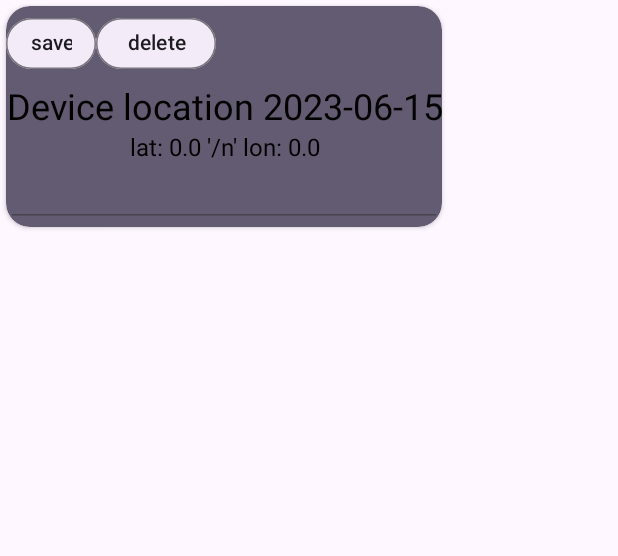
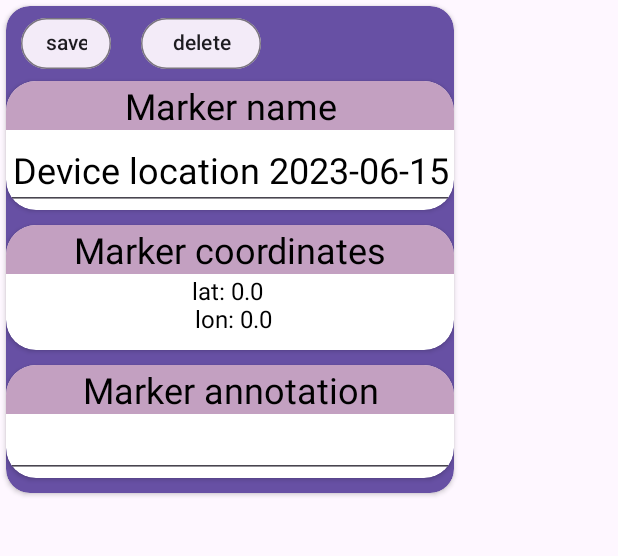
Before and after one commit to rodionusmanov/SobesGBUsmMap, an Android app: the screen it shows after launch (MainActivity), after a tap on "Marker list", on a phone screen of 412 x 824 dp, the part 96-652 px from its top. Run offline under Robolectric (Android 15) with nearby library versions, the phone set to English and light mode, and no system bars; our stand-ins replace Room's generated code.

Commit message:
1 ДЗ. Реализовал редактирование и удаление маркеров на фрагменте со списком маркеров.

```diff
--- /dev/null
+++ b/app/src/main/java/com/example/sobesgbusmmap/IonBackPressed.kt
@@ -0,0 +1,5 @@
+package com.example.sobesgbusmmap
+
+interface IonBackPressed {
+    fun onBackPressed(): Boolean
+}
--- a/app/src/main/java/com/example/sobesgbusmmap/model/repository/IMarkersRepository.kt
+++ b/app/src/main/java/com/example/sobesgbusmmap/model/repository/IMarkersRepository.kt
@@ -1,7 +1,6 @@
 package com.example.sobesgbusmmap.model.repository
 
 import com.example.sobesgbusmmap.model.room.MarkerData
-import com.example.sobesgbusmmap.model.room.MarkersEntity
 
 interface IMarkersRepository {
     suspend fun insertNewMarkerToData(markerData: MarkerData)
--- a/app/src/main/java/com/example/sobesgbusmmap/model/room/MarkerData.kt
+++ b/app/src/main/java/com/example/sobesgbusmmap/model/room/MarkerData.kt
@@ -1,7 +1,4 @@
 package com.example.sobesgbusmmap.model.room
-
-import androidx.room.ColumnInfo
-import com.google.android.gms.maps.model.LatLng
 
 data class MarkerData(
     val markerId: Long,
--- a/app/src/main/java/com/example/sobesgbusmmap/model/room/MarkersEntity.kt
+++ b/app/src/main/java/com/example/sobesgbusmmap/model/room/MarkersEntity.kt
@@ -4,7 +4,6 @@ import androidx.room.ColumnInfo
 import androidx.room.Entity
 import androidx.room.Index
 import androidx.room.PrimaryKey
-import com.google.android.gms.maps.model.LatLng
 
 @Entity(tableName = "markers_table", indices = [Index("id")])
 data class MarkersEntity(
--- /dev/null
+++ b/app/src/main/java/com/example/sobesgbusmmap/utils/Constants.kt
@@ -0,0 +1,3 @@
+package com.example.sobesgbusmmap.utils
+
+const val REQUEST_CODE_LOCATION = 666
--- /dev/null
+++ b/app/src/main/java/com/example/sobesgbusmmap/view/map/IRefreshMarkers.kt
@@ -0,0 +1,5 @@
+package com.example.sobesgbusmmap.view.map
+
+interface IRefreshMarkers {
+    fun refreshMarkers()
+}
--- a/app/src/main/java/com/example/sobesgbusmmap/view/map/MapFragment.kt
+++ b/app/src/main/java/com/example/sobesgbusmmap/view/map/MapFragment.kt
@@ -12,15 +12,16 @@ import android.view.LayoutInflater
 import android.view.MenuItem
 import android.view.View
 import android.view.ViewGroup
+import android.widget.Toast
 import androidx.appcompat.app.AlertDialog
 import androidx.core.app.ActivityCompat
 import androidx.core.content.ContextCompat
 import androidx.fragment.app.Fragment
-import androidx.lifecycle.Observer
 import com.example.sobesgbusmmap.R
 import com.example.sobesgbusmmap.databinding.MapFragmentBinding
 import com.example.sobesgbusmmap.model.Dependencies
 import com.example.sobesgbusmmap.model.room.MarkerData
+import com.example.sobesgbusmmap.utils.REQUEST_CODE_LOCATION
 import com.example.sobesgbusmmap.view.markerList.MarkerListFragment
 import com.example.sobesgbusmmap.viewModel.map.MapViewModel
 import com.google.android.gms.maps.CameraUpdateFactory
@@ -36,7 +37,6 @@ import java.time.LocalDateTime
 
 
 class MapFragment : Fragment() {
-
     private val viewModel by lazy { MapViewModel(Dependencies.markersRepository) }
 
     private lateinit var map: GoogleMap
@@ -54,9 +54,6 @@ class MapFragment : Fragment() {
                 "click marker ${LocalDateTime.now()}"
             )
         }
-//        val sydney = LatLng(-34.0, 151.0)
-//        googleMap.addMarker(MarkerOptions().position(sydney).title("Marker in Sydney"))
-//        googleMap.moveCamera(CameraUpdateFactory.newLatLng(sydney))
         googleMap.uiSettings.isZoomControlsEnabled = true
     }
 
@@ -79,7 +76,7 @@ class MapFragment : Fragment() {
     }
 
     private fun initMarkerList() {
-        viewModel.getAllMarkers().observe(viewLifecycleOwner, Observer { returnedData ->
+        viewModel.getAllMarkers().observe(viewLifecycleOwner) { returnedData ->
             markersList = returnedData
             if (markersList.isNotEmpty()) {
                 markersList.forEach {
@@ -89,7 +86,7 @@ class MapFragment : Fragment() {
                     )
                 }
             }
-        })
+        }
     }
 
     private fun initMap() {
@@ -111,12 +108,12 @@ class MapFragment : Fragment() {
 
         R.id.set_marker_on_device_location -> {
             if (checkLocationPermission()) {
-                setMarker(getLocation(), "Device location ${LocalDate.now().toString()}")
+                setMarker(getLocation(), "Device location ${LocalDate.now()}")
                 insertMarkerFromClick(
-                    (getLocation().latitude + getLocation().longitude).toLong(),
+                    (getLocation().latitude * getLocation().longitude).toLong(),
                     getLocation().latitude,
                     getLocation().longitude,
-                    "Device location ${LocalDate.now().toString()}"
+                    "Device location ${LocalDate.now()}"
                 )
             } else {
                 showSnackbarNoGPSPermission()
@@ -128,8 +125,7 @@ class MapFragment : Fragment() {
             requireActivity()
                 .supportFragmentManager
                 .beginTransaction()
-                .hide(this)
-                .add(R.id.container, MarkerListFragment())
+                .replace(R.id.container, MarkerListFragment(callbackRefreshMarkers))
                 .addToBackStack(null)
                 .commit()
             true
@@ -251,13 +247,18 @@ class MapFragment : Fragment() {
         }
     }
 
-    private val REQUEST_CODE_LOCATION = 666
 
     private fun permissionRequest(permission: String) {
         requestPermissions(arrayOf(permission), REQUEST_CODE_LOCATION)
     }
 
     private fun insertMarkerFromClick(id: Long, lat: Double, lng: Double, name: String) {
+        checkMarkerIsExistedAndInsert(id, lat, lng, name)
+    }
+
+    private fun checkMarkerIsExistedAndInsert(id: Long, lat: Double, lng: Double, name: String) {
+        viewModel.checkMarkerWithAskedId(id).observe(viewLifecycleOwner) {
+            if (!it) {
                 viewModel.insertNewMarker(
                     id,
                     name,
@@ -265,5 +266,17 @@ class MapFragment : Fragment() {
                     lng,
                     ""
                 )
+            } else {
+                Toast.makeText(requireContext(), "Marker is existed already", Toast.LENGTH_SHORT)
+                    .show()
             }
         }
+    }
+
+    private val callbackRefreshMarkers = object : IRefreshMarkers {
+        override fun refreshMarkers() {
+            map.clear()
+        }
+    }
+
+}
--- /dev/null
+++ b/app/src/main/java/com/example/sobesgbusmmap/view/markerList/ISaveMarkerChanges.kt
@@ -0,0 +1,7 @@
+package com.example.sobesgbusmmap.view.markerList
+
+import com.example.sobesgbusmmap.model.room.MarkerData
+
+interface ISaveMarkerChanges {
+    fun saveChanges(markerData: MarkerData, position:Int)
+}
--- a/app/src/main/java/com/example/sobesgbusmmap/view/markerList/MarkerListAdapter.kt
+++ b/app/src/main/java/com/example/sobesgbusmmap/view/markerList/MarkerListAdapter.kt
@@ -8,11 +8,12 @@ import com.example.sobesgbusmmap.databinding.MarkerListItemBinding
 import com.example.sobesgbusmmap.model.room.MarkerData
 
 class MarkerListAdapter(
-    private val markerList: List<MarkerData>,
-    val callbackDeleteItem: IDeleteMarker
+    markerList: List<MarkerData>,
+    val callbackDeleteItem: IDeleteMarker,
+    val callbackSaveItemChanges: ISaveMarkerChanges
 ) : RecyclerView.Adapter<MarkerListAdapter.MarkerListViewHolder>() {
 
-    val mutableMarkerList: MutableList<MarkerData> = markerList.toMutableList()
+    private val mutableMarkerList: MutableList<MarkerData> = markerList.toMutableList()
 
     override fun onCreateViewHolder(parent: ViewGroup, viewType: Int): MarkerListViewHolder {
 
@@ -37,16 +38,18 @@ class MarkerListAdapter(
     inner class MarkerListViewHolder(view: View) : RecyclerView.ViewHolder(view) {
         fun bind(marker: MarkerData) {
             MarkerListItemBinding.bind(itemView).apply {
-                markerName.text = marker.markerName
+                markerName.setText(marker.markerName)
                 markerCoordinates.text =
-                    "lat: ${marker.markerCoordinatesLat} '/n' lon: ${marker.markerCoordinatesLng}"
+                    "lat: ${marker.markerCoordinatesLat} \n lon: ${marker.markerCoordinatesLng}"
                 markerAnnotation.setText(marker.markerAnnotation)
                 deleteMarkerButton.setOnClickListener {
                     callbackDeleteItem.delete(marker.markerId, layoutPosition)
                 }
-                /*root.setOnClickListener {
-                    callback.onItemClick(weather)
-                }*/
+                saveChangesButton.setOnClickListener {
+                    marker.markerName = markerName.text.toString()
+                    marker.markerAnnotation = markerAnnotation.text.toString()
+                    callbackSaveItemChanges.saveChanges(marker, layoutPosition)
+                }
             }
         }
     }
--- a/app/src/main/java/com/example/sobesgbusmmap/view/markerList/MarkerListFragment.kt
+++ b/app/src/main/java/com/example/sobesgbusmmap/view/markerList/MarkerListFragment.kt
@@ -4,13 +4,17 @@ import android.os.Bundle
 import android.view.LayoutInflater
 import android.view.View
 import android.view.ViewGroup
+import android.widget.Toast
 import androidx.fragment.app.Fragment
 import androidx.recyclerview.widget.LinearLayoutManager
+import com.example.sobesgbusmmap.IonBackPressed
 import com.example.sobesgbusmmap.databinding.MarkerListFragmentBinding
 import com.example.sobesgbusmmap.model.Dependencies
+import com.example.sobesgbusmmap.model.room.MarkerData
+import com.example.sobesgbusmmap.view.map.IRefreshMarkers
 import com.example.sobesgbusmmap.viewModel.markerList.MarkerListViewModel
 
-class MarkerListFragment : Fragment(){
+class MarkerListFragment(private val callbackRefreshMarkers: IRefreshMarkers) : Fragment(), IonBackPressed {
 
     private var _binding: MarkerListFragmentBinding? = null
     private val binding: MarkerListFragmentBinding
@@ -29,9 +33,10 @@ class MarkerListFragment : Fragment(){
         }
     }
 
-    override fun onDestroy() {
-        super.onDestroy()
-        _binding = null
+    private val callbackSaveItemChanges = object : ISaveMarkerChanges {
+        override fun saveChanges(markerData: MarkerData, position: Int) {
+            viewModel.saveMarkerChanges(markerData)
+        }
     }
 
     override fun onCreateView(
@@ -53,8 +58,14 @@ class MarkerListFragment : Fragment(){
 
     private fun initMarkerList() {
         viewModel.getAllMarkers().observe(viewLifecycleOwner) {
-            markersAdapter = MarkerListAdapter(it, callbackDeleteItem)
+            markersAdapter = MarkerListAdapter(it, callbackDeleteItem, callbackSaveItemChanges)
             binding.markerListRecyclerView.adapter = markersAdapter
         }
     }
+
+    override fun onBackPressed(): Boolean {
+        callbackRefreshMarkers.refreshMarkers()
+        Toast.makeText(requireContext(), "refreshing markers", Toast.LENGTH_SHORT).show()
+        return true
+    }
 }
--- a/app/src/main/java/com/example/sobesgbusmmap/viewModel/markerList/MarkerListViewModel.kt
+++ b/app/src/main/java/com/example/sobesgbusmmap/viewModel/markerList/MarkerListViewModel.kt
@@ -12,7 +12,7 @@ import kotlinx.coroutines.launch
 
 class MarkerListViewModel(private val markersRepository: MarkersRepositoryImpl) : ViewModel() {
 
-    protected val viewModelCoroutineScope = CoroutineScope(
+    private val viewModelCoroutineScope = CoroutineScope(
         Dispatchers.Main
                 + SupervisorJob()
     )
@@ -31,4 +31,13 @@ class MarkerListViewModel(private val markersRepository: MarkersRepositoryImpl)
             markersRepository.removeMarkerFromData(id)
         }
     }
+
+    fun saveMarkerChanges(
+        newMarkerData: MarkerData
+    ) {
+        viewModelCoroutineScope.launch {
+            markersRepository.removeMarkerFromData(newMarkerData.markerId)
+            markersRepository.insertNewMarkerToData(newMarkerData)
+        }
+    }
 }
--- a/app/src/main/res/layout/marker_list_item.xml
+++ b/app/src/main/res/layout/marker_list_item.xml
@@ -4,7 +4,7 @@
     android:layout_width="match_parent"
     android:layout_height="wrap_content"
     android:layout_margin="4dp"
-    app:cardBackgroundColor="?attr/colorAccent"
+    app:cardBackgroundColor="?attr/elevationOverlayColor"
     app:cardCornerRadius="16dp">
 
     <LinearLayout
@@ -21,49 +21,112 @@
                 android:id="@+id/save_changes_button"
                 android:layout_width="60dp"
                 android:layout_height="50dp"
-                app:chipCornerRadius="25dp"
+                android:layout_marginHorizontal="10dp"
+                android:text="@string/save"
                 android:textAlignment="center"
                 android:textSize="14sp"
-                android:text="@string/save"/>
+                app:chipCornerRadius="25dp" />
 
             <com.google.android.material.chip.Chip
                 android:id="@+id/delete_marker__button"
                 android:layout_width="80dp"
                 android:layout_height="50dp"
-                app:chipCornerRadius="25dp"
+                android:layout_marginHorizontal="10dp"
+                android:text="@string/delete"
                 android:textAlignment="center"
                 android:textSize="14sp"
-                android:text="@string/delete"/>
-
+                app:chipCornerRadius="25dp" />
         </LinearLayout>
 
+        <androidx.cardview.widget.CardView
+            android:layout_width="match_parent"
+            android:layout_height="wrap_content"
+            android:layout_marginBottom="10dp"
+            app:cardCornerRadius="20dp">
+
+            <LinearLayout
+                android:layout_width="match_parent"
+                android:layout_height="wrap_content"
+                android:orientation="vertical">
+
             <TextView
+                android:layout_width="match_parent"
+                android:layout_height="wrap_content"
+                android:gravity="center"
+                android:text="@string/marker_name"
+                android:textColor="@color/black"
+                android:textSize="24sp"
+                android:background="@android:color/system_accent3_300"/>
+
+            <EditText
                 android:id="@+id/marker_name"
                 android:layout_width="match_parent"
                 android:layout_height="wrap_content"
                 android:gravity="center"
-            android:text="name"
                 android:textColor="@color/black"
                 android:textSize="24sp" />
+            </LinearLayout>
+        </androidx.cardview.widget.CardView>
+
+        <androidx.cardview.widget.CardView
+            android:layout_width="match_parent"
+            android:layout_height="wrap_content"
+            android:layout_marginBottom="10dp"
+            app:cardCornerRadius="20dp">
+
+            <LinearLayout
+                android:layout_width="match_parent"
+                android:layout_height="wrap_content"
+                android:orientation="vertical">
+
+            <TextView
+                android:layout_width="match_parent"
+                android:layout_height="wrap_content"
+                android:gravity="center"
+                android:text="@string/marker_coordinates"
+                android:textColor="@color/black"
+                android:textSize="24sp"
+                android:background="@android:color/system_accent3_300"/>
 
             <TextView
                 android:id="@+id/marker_coordinates"
                 android:layout_width="match_parent"
                 android:layout_height="wrap_content"
+                android:layout_marginBottom="10dp"
                 android:gravity="center"
-            android:text="coordinates"
                 android:textColor="@color/black"
                 android:textSize="16sp" />
+            </LinearLayout>
+        </androidx.cardview.widget.CardView>
+
+        <androidx.cardview.widget.CardView
+            android:layout_width="match_parent"
+            android:layout_height="wrap_content"
+            android:layout_marginBottom="10dp"
+            app:cardCornerRadius="20dp">
+
+            <LinearLayout
+                android:layout_width="match_parent"
+                android:layout_height="wrap_content"
+                android:orientation="vertical">
+            <TextView
+                android:layout_width="match_parent"
+                android:layout_height="wrap_content"
+                android:gravity="center"
+                android:text="@string/marker_annotation"
+                android:textColor="@color/black"
+                android:textSize="24sp"
+                android:background="@android:color/system_accent3_300"/>
 
             <EditText
                 android:id="@+id/marker_annotation"
                 android:layout_width="match_parent"
                 android:layout_height="wrap_content"
                 android:gravity="start"
-            android:text="annotation"
                 android:textColor="@color/black"
                 android:textSize="16sp" />
-
+            </LinearLayout>
+        </androidx.cardview.widget.CardView>
     </LinearLayout>
 
 </androidx.cardview.widget.CardView>
--- a/app/src/main/res/values/strings.xml
+++ b/app/src/main/res/values/strings.xml
@@ -5,4 +5,7 @@
     <string name="marker_list">Marker list</string>
     <string name="save">save</string>
     <string name="delete">delete</string>
+    <string name="marker_name">Marker name</string>
+    <string name="marker_coordinates">Marker coordinates</string>
+    <string name="marker_annotation">Marker annotation</string>
 </resources>
```
Also changed, not shown: app/src/main/java/com/example/sobesgbusmmap/MainActivity.kt (+7 -0 lines), app/src/main/java/com/example/sobesgbusmmap/viewModel/map/MapViewModel.kt (+12 -4 lines). Lines whose indentation alone changed are shown as unchanged.
